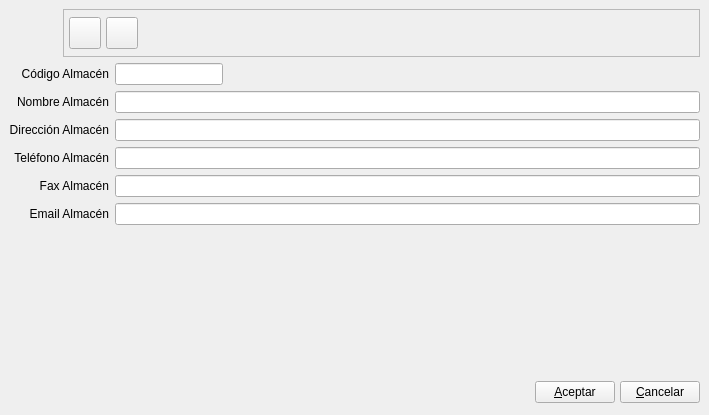
Qt form bulmages/bulmafact/plugins/pluginalmacen/almacenbase.ui (eboladev/Bulmages-1) before a commit.
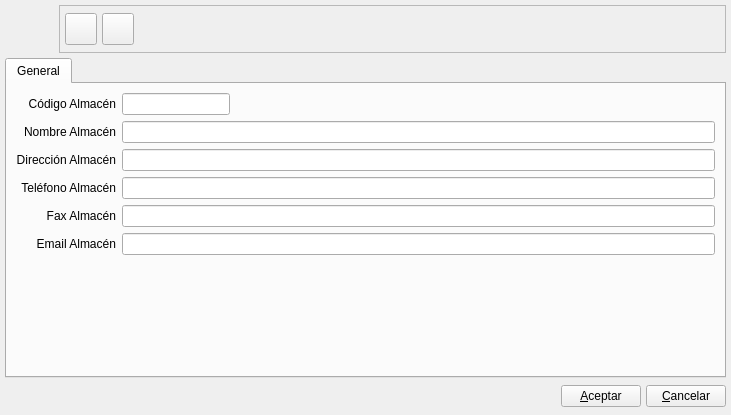
The same form after that commit. Icons and pictures are not drawn.

Commit message: Arreglo el disenyo de pantalla de la ficha de almacen.

```diff
--- a/bulmages/bulmafact/plugins/pluginalmacen/almacenbase.ui
+++ b/bulmages/bulmafact/plugins/pluginalmacen/almacenbase.ui
@@ -6,7 +6,7 @@
    <rect>
     <x>0</x>
     <y>0</y>
-    <width>709</width>
+    <width>731</width>
     <height>415</height>
    </rect>
   </property>
@@ -16,6 +16,159 @@
   <property name="windowIcon" >
    <iconset resource="../../../bulmages.qrc" >:/Bulmafact48x48/images/png/48x48/i_bulmages_cobros.48x48.png</iconset>
   </property>
+  <layout class="QVBoxLayout" >
+   <property name="margin" >
+    <number>5</number>
+   </property>
+   <property name="spacing" >
+    <number>5</number>
+   </property>
+   <item>
+    <layout class="QHBoxLayout" >
+     <property name="margin" >
+      <number>0</number>
+     </property>
+     <property name="spacing" >
+      <number>6</number>
+     </property>
+     <item>
+      <widget class="QLabel" name="label" >
+       <property name="minimumSize" >
+        <size>
+         <width>48</width>
+         <height>48</height>
+        </size>
+       </property>
+       <property name="maximumSize" >
+        <size>
+         <width>48</width>
+         <height>48</height>
+        </size>
+       </property>
+       <property name="text" >
+        <string/>
+       </property>
+       <property name="pixmap" >
+        <pixmap resource="../../../bulmages.qrc" >:/Bulmafact48x48/images/png/48x48/i_bulmages_almacen.48x48.png</pixmap>
+       </property>
+      </widget>
+     </item>
+     <item>
+      <widget class="QFrame" name="frame" >
+       <property name="frameShape" >
+        <enum>QFrame::StyledPanel</enum>
+       </property>
+       <property name="frameShadow" >
+        <enum>QFrame::Raised</enum>
+       </property>
+       <layout class="QHBoxLayout" >
+        <property name="margin" >
+         <number>5</number>
+        </property>
+        <property name="spacing" >
+         <number>5</number>
+        </property>
+        <item>
+         <widget class="QToolButton" name="mui_guardar" >
+          <property name="minimumSize" >
+           <size>
+            <width>32</width>
+            <height>32</height>
+           </size>
+          </property>
+          <property name="maximumSize" >
+           <size>
+            <width>32</width>
+            <height>32</height>
+           </size>
+          </property>
+          <property name="toolTip" >
+           <string>Guardar almacen</string>
+          </property>
+          <property name="whatsThis" >
+           <string>Guardar almacen</string>
+          </property>
+          <property name="text" >
+           <string/>
+          </property>
+          <property name="icon" >
+           <iconset resource="../../../bulmages.qrc" >:/Genericos32x32/images/png/i_save.xpm</iconset>
+          </property>
+          <property name="iconSize" >
+           <size>
+            <width>32</width>
+            <height>32</height>
+           </size>
+          </property>
+          <property name="shortcut" >
+           <string>Ctrl+S</string>
+          </property>
+         </widget>
+        </item>
+        <item>
+         <widget class="QToolButton" name="mui_borrar" >
+          <property name="minimumSize" >
+           <size>
+            <width>32</width>
+            <height>32</height>
+           </size>
+          </property>
+          <property name="maximumSize" >
+           <size>
+            <width>32</width>
+            <height>32</height>
+           </size>
+          </property>
+          <property name="toolTip" >
+           <string>Borrar almacen</string>
+          </property>
+          <property name="whatsThis" >
+           <string>Borrar almacen</string>
+          </property>
+          <property name="text" >
+           <string/>
+          </property>
+          <property name="icon" >
+           <iconset resource="../../../bulmages.qrc" >:/Genericos32x32/images/png/i_editDelete.png</iconset>
+          </property>
+          <property name="iconSize" >
+           <size>
+            <width>32</width>
+            <height>32</height>
+           </size>
+          </property>
+          <property name="shortcut" >
+           <string>Ctrl+D</string>
+          </property>
+         </widget>
+        </item>
+        <item>
+         <spacer>
+          <property name="orientation" >
+           <enum>Qt::Horizontal</enum>
+          </property>
+          <property name="sizeType" >
+           <enum>QSizePolicy::Expanding</enum>
+          </property>
+          <property name="sizeHint" >
+           <size>
+            <width>41</width>
+            <height>34</height>
+           </size>
+          </property>
+         </spacer>
+        </item>
+       </layout>
+      </widget>
+     </item>
+    </layout>
+   </item>
+   <item>
+    <widget class="QTabWidget" name="mui_tab" >
+     <widget class="QWidget" name="tab_2" >
+      <attribute name="title" >
+       <string>General</string>
+      </attribute>
   <layout class="QGridLayout" >
    <property name="margin" >
     <number>9</number>
@@ -23,30 +176,7 @@
    <property name="spacing" >
     <number>6</number>
    </property>
-   <item row="7" column="0" colspan="4" >
-    <widget class="QFrame" name="mui_frameplugin" >
-     <property name="frameShape" >
-      <enum>QFrame::StyledPanel</enum>
-     </property>
-     <property name="frameShadow" >
-      <enum>QFrame::Raised</enum>
-     </property>
-    </widget>
-   </item>
-   <item row="8" column="0" colspan="4" >
-    <spacer>
-     <property name="orientation" >
-      <enum>Qt::Vertical</enum>
-     </property>
-     <property name="sizeHint" >
-      <size>
-       <width>630</width>
-       <height>31</height>
-      </size>
-     </property>
-    </spacer>
-   </item>
-   <item row="6" column="2" colspan="2" >
+       <item row="5" column="1" colspan="2" >
     <widget class="QLineEdit" name="mui_emailalmacen" >
      <property name="enabled" >
       <bool>true</bool>
@@ -73,7 +203,82 @@
      </property>
     </widget>
    </item>
-   <item row="6" column="0" colspan="2" >
+       <item row="6" column="0" colspan="3" >
+        <widget class="QFrame" name="mui_frameplugin" >
+         <property name="frameShape" >
+          <enum>QFrame::StyledPanel</enum>
+         </property>
+         <property name="frameShadow" >
+          <enum>QFrame::Raised</enum>
+         </property>
+        </widget>
+       </item>
+       <item row="0" column="1" >
+        <widget class="QLineEdit" name="mui_codigoalmacen" >
+         <property name="sizePolicy" >
+          <sizepolicy>
+           <hsizetype>5</hsizetype>
+           <vsizetype>0</vsizetype>
+           <horstretch>0</horstretch>
+           <verstretch>0</verstretch>
+          </sizepolicy>
+         </property>
+        </widget>
+       </item>
+       <item row="0" column="2" >
+        <spacer>
+         <property name="orientation" >
+          <enum>Qt::Horizontal</enum>
+         </property>
+         <property name="sizeHint" >
+          <size>
+           <width>161</width>
+           <height>20</height>
+          </size>
+         </property>
+        </spacer>
+       </item>
+       <item row="0" column="0" >
+        <widget class="QLabel" name="textLabel1_2_2_3_2" >
+         <property name="text" >
+          <string>Código Almacén</string>
+         </property>
+         <property name="alignment" >
+          <set>Qt::AlignRight|Qt::AlignTrailing|Qt::AlignVCenter</set>
+         </property>
+         <property name="buddy" >
+          <cstring>mui_codigoalmacen</cstring>
+         </property>
+        </widget>
+       </item>
+       <item row="4" column="1" colspan="2" >
+        <widget class="QLineEdit" name="mui_faxalmacen" >
+         <property name="enabled" >
+          <bool>true</bool>
+         </property>
+         <property name="sizePolicy" >
+          <sizepolicy>
+           <hsizetype>5</hsizetype>
+           <vsizetype>0</vsizetype>
+           <horstretch>0</horstretch>
+           <verstretch>0</verstretch>
+          </sizepolicy>
+         </property>
+         <property name="minimumSize" >
+          <size>
+           <width>150</width>
+           <height>0</height>
+          </size>
+         </property>
+         <property name="alignment" >
+          <set>Qt::AlignRight</set>
+         </property>
+         <property name="readOnly" >
+          <bool>false</bool>
+         </property>
+        </widget>
+       </item>
+       <item row="5" column="0" >
     <widget class="QLabel" name="textLabel1_4_8" >
      <property name="text" >
       <string>Email Almacén</string>
@@ -86,8 +291,8 @@
      </property>
     </widget>
    </item>
-   <item row="5" column="2" colspan="2" >
-    <widget class="QLineEdit" name="mui_faxalmacen" >
+       <item row="3" column="1" colspan="2" >
+        <widget class="QLineEdit" name="mui_telalmacen" >
      <property name="enabled" >
       <bool>true</bool>
      </property>
@@ -113,7 +318,20 @@
      </property>
     </widget>
    </item>
-   <item row="5" column="0" colspan="2" >
+       <item row="1" column="0" >
+        <widget class="QLabel" name="textLabel1_4_4" >
+         <property name="text" >
+          <string>Nombre Almacén</string>
+         </property>
+         <property name="alignment" >
+          <set>Qt::AlignRight|Qt::AlignTrailing|Qt::AlignVCenter</set>
+         </property>
+         <property name="buddy" >
+          <cstring>mui_nomalmacen</cstring>
+         </property>
+        </widget>
+       </item>
+       <item row="4" column="0" >
     <widget class="QLabel" name="textLabel1_4_7" >
      <property name="text" >
       <string>Fax Almacén</string>
@@ -126,74 +344,7 @@
      </property>
     </widget>
    </item>
-   <item row="4" column="2" colspan="2" >
-    <widget class="QLineEdit" name="mui_telalmacen" >
-     <property name="enabled" >
-      <bool>true</bool>
-     </property>
-     <property name="sizePolicy" >
-      <sizepolicy>
-       <hsizetype>5</hsizetype>
-       <vsizetype>0</vsizetype>
-       <horstretch>0</horstretch>
-       <verstretch>0</verstretch>
-      </sizepolicy>
-     </property>
-     <property name="minimumSize" >
-      <size>
-       <width>150</width>
-       <height>0</height>
-      </size>
-     </property>
-     <property name="alignment" >
-      <set>Qt::AlignRight</set>
-     </property>
-     <property name="readOnly" >
-      <bool>false</bool>
-     </property>
-    </widget>
-   </item>
-   <item row="4" column="0" colspan="2" >
-    <widget class="QLabel" name="textLabel1_4_6" >
-     <property name="text" >
-      <string>Teléfono Almacén</string>
-     </property>
-     <property name="alignment" >
-      <set>Qt::AlignRight|Qt::AlignTrailing|Qt::AlignVCenter</set>
-     </property>
-     <property name="buddy" >
-      <cstring>mui_nomalmacen</cstring>
-     </property>
-    </widget>
-   </item>
-   <item row="3" column="2" colspan="2" >
-    <widget class="QLineEdit" name="mui_diralmacen" >
-     <property name="enabled" >
-      <bool>true</bool>
-     </property>
-     <property name="sizePolicy" >
-      <sizepolicy>
-       <hsizetype>5</hsizetype>
-       <vsizetype>0</vsizetype>
-       <horstretch>0</horstretch>
-       <verstretch>0</verstretch>
-      </sizepolicy>
-     </property>
-     <property name="minimumSize" >
-      <size>
-       <width>150</width>
-       <height>0</height>
-      </size>
-     </property>
-     <property name="alignment" >
-      <set>Qt::AlignLeading</set>
-     </property>
-     <property name="readOnly" >
-      <bool>false</bool>
-     </property>
-    </widget>
-   </item>
-   <item row="3" column="0" colspan="2" >
+       <item row="2" column="0" >
     <widget class="QLabel" name="textLabel1_4_5" >
      <property name="text" >
       <string>Dirección Almacén</string>
@@ -206,7 +357,47 @@
      </property>
     </widget>
    </item>
-   <item row="2" column="2" colspan="2" >
+       <item row="2" column="1" colspan="2" >
+        <widget class="QLineEdit" name="mui_diralmacen" >
+         <property name="enabled" >
+          <bool>true</bool>
+         </property>
+         <property name="sizePolicy" >
+          <sizepolicy>
+           <hsizetype>5</hsizetype>
+           <vsizetype>0</vsizetype>
+           <horstretch>0</horstretch>
+           <verstretch>0</verstretch>
+          </sizepolicy>
+         </property>
+         <property name="minimumSize" >
+          <size>
+           <width>150</width>
+           <height>0</height>
+          </size>
+         </property>
+         <property name="alignment" >
+          <set>Qt::AlignLeading</set>
+         </property>
+         <property name="readOnly" >
+          <bool>false</bool>
+         </property>
+        </widget>
+       </item>
+       <item row="7" column="0" colspan="3" >
+        <spacer>
+         <property name="orientation" >
+          <enum>Qt::Vertical</enum>
+         </property>
+         <property name="sizeHint" >
+          <size>
+           <width>691</width>
+           <height>51</height>
+          </size>
+         </property>
+        </spacer>
+       </item>
+       <item row="1" column="1" colspan="2" >
     <widget class="QLineEdit" name="mui_nomalmacen" >
      <property name="enabled" >
       <bool>true</bool>
@@ -233,10 +424,10 @@
      </property>
     </widget>
    </item>
-   <item row="2" column="0" colspan="2" >
-    <widget class="QLabel" name="textLabel1_4_4" >
+       <item row="3" column="0" >
+        <widget class="QLabel" name="textLabel1_4_6" >
      <property name="text" >
-      <string>Nombre Almacén</string>
+          <string>Teléfono Almacén</string>
      </property>
      <property name="alignment" >
       <set>Qt::AlignRight|Qt::AlignTrailing|Qt::AlignVCenter</set>
@@ -246,7 +437,11 @@
      </property>
     </widget>
    </item>
-   <item row="9" column="0" colspan="4" >
+      </layout>
+     </widget>
+    </widget>
+   </item>
+   <item>
     <layout class="QHBoxLayout" >
      <property name="margin" >
       <number>0</number>
@@ -286,174 +481,6 @@
      </item>
     </layout>
    </item>
-   <item row="0" column="0" >
-    <widget class="QLabel" name="label" >
-     <property name="minimumSize" >
-      <size>
-       <width>48</width>
-       <height>48</height>
-      </size>
-     </property>
-     <property name="maximumSize" >
-      <size>
-       <width>48</width>
-       <height>48</height>
-      </size>
-     </property>
-     <property name="text" >
-      <string/>
-     </property>
-     <property name="pixmap" >
-      <pixmap resource="../../../bulmages.qrc" >:/Bulmafact48x48/images/png/48x48/i_bulmages_almacen.48x48.png</pixmap>
-     </property>
-    </widget>
-   </item>
-   <item row="0" column="1" colspan="3" >
-    <widget class="QFrame" name="frame" >
-     <property name="frameShape" >
-      <enum>QFrame::StyledPanel</enum>
-     </property>
-     <property name="frameShadow" >
-      <enum>QFrame::Raised</enum>
-     </property>
-     <layout class="QHBoxLayout" >
-      <property name="margin" >
-       <number>5</number>
-      </property>
-      <property name="spacing" >
-       <number>5</number>
-      </property>
-      <item>
-       <widget class="QToolButton" name="mui_guardar" >
-        <property name="minimumSize" >
-         <size>
-          <width>32</width>
-          <height>32</height>
-         </size>
-        </property>
-        <property name="maximumSize" >
-         <size>
-          <width>32</width>
-          <height>32</height>
-         </size>
-        </property>
-        <property name="toolTip" >
-         <string>Guardar almacen</string>
-        </property>
-        <property name="whatsThis" >
-         <string>Guardar almacen</string>
-        </property>
-        <property name="text" >
-         <string/>
-        </property>
-        <property name="icon" >
-         <iconset resource="../../../bulmages.qrc" >:/Genericos32x32/images/png/i_save.xpm</iconset>
-        </property>
-        <property name="iconSize" >
-         <size>
-          <width>32</width>
-          <height>32</height>
-         </size>
-        </property>
-        <property name="shortcut" >
-         <string>Ctrl+S</string>
-        </property>
-       </widget>
-      </item>
-      <item>
-       <widget class="QToolButton" name="mui_borrar" >
-        <property name="minimumSize" >
-         <size>
-          <width>32</width>
-          <height>32</height>
-         </size>
-        </property>
-        <property name="maximumSize" >
-         <size>
-          <width>32</width>
-          <height>32</height>
-         </size>
-        </property>
-        <property name="toolTip" >
-         <string>Borrar almacen</string>
-        </property>
-        <property name="whatsThis" >
-         <string>Borrar almacen</string>
-        </property>
-        <property name="text" >
-         <string/>
-        </property>
-        <property name="icon" >
-         <iconset resource="../../../bulmages.qrc" >:/Genericos32x32/images/png/i_editDelete.png</iconset>
-        </property>
-        <property name="iconSize" >
-         <size>
-          <width>32</width>
-          <height>32</height>
-         </size>
-        </property>
-        <property name="shortcut" >
-         <string>Ctrl+D</string>
-        </property>
-       </widget>
-      </item>
-      <item>
-       <spacer>
-        <property name="orientation" >
-         <enum>Qt::Horizontal</enum>
-        </property>
-        <property name="sizeType" >
-         <enum>QSizePolicy::Expanding</enum>
-        </property>
-        <property name="sizeHint" >
-         <size>
-          <width>41</width>
-          <height>34</height>
-         </size>
-        </property>
-       </spacer>
-      </item>
-     </layout>
-    </widget>
-   </item>
-   <item row="1" column="0" colspan="2" >
-    <widget class="QLabel" name="textLabel1_2_2_3_2" >
-     <property name="text" >
-      <string>Código Almacén</string>
-     </property>
-     <property name="alignment" >
-      <set>Qt::AlignRight|Qt::AlignTrailing|Qt::AlignVCenter</set>
-     </property>
-     <property name="buddy" >
-      <cstring>mui_codigoalmacen</cstring>
-     </property>
-    </widget>
-   </item>
-   <item row="1" column="2" >
-    <widget class="QLineEdit" name="mui_codigoalmacen" >
-     <property name="sizePolicy" >
-      <sizepolicy>
-       <hsizetype>5</hsizetype>
-       <vsizetype>0</vsizetype>
-       <horstretch>0</horstretch>
-       <verstretch>0</verstretch>
-      </sizepolicy>
-     </property>
-    </widget>
-   </item>
-   <item row="1" column="3" >
-    <spacer>
-     <property name="orientation" >
-      <enum>Qt::Horizontal</enum>
-     </property>
-     <property name="sizeHint" >
-      <size>
-       <width>161</width>
-       <height>20</height>
-      </size>
-     </property>
-    </spacer>
-   </item>
   </layout>
  </widget>
  <layoutdefault spacing="4" margin="3" />
```
Lines whose indentation alone changed are shown as unchanged. The commit also changes 2 other files.
